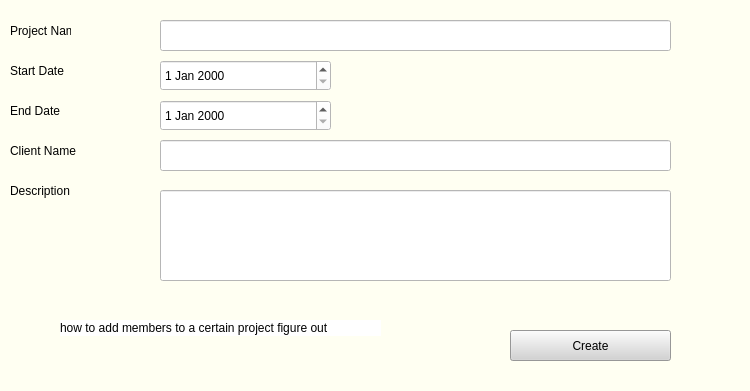
huzaifa112003/Project-Management-Systems, file createditproject.ui: the form before one commit.
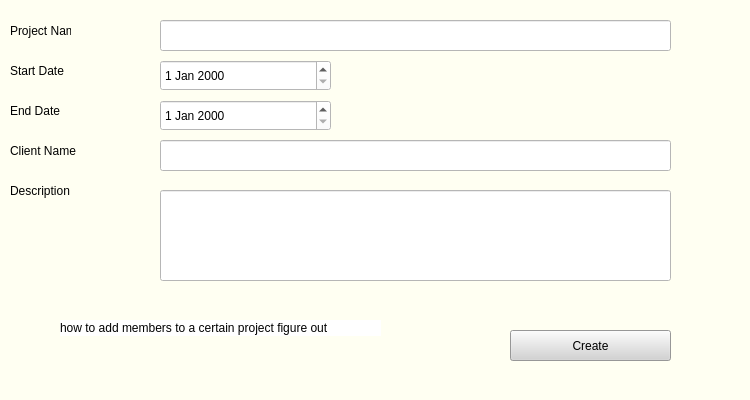
The form after the commit.

```diff
--- a/createditproject.ui
+++ b/createditproject.ui
@@ -7,7 +7,7 @@
     <x>0</x>
     <y>0</y>
     <width>750</width>
-    <height>391</height>
+    <height>400</height>
    </rect>
   </property>
   <property name="windowTitle">
```
